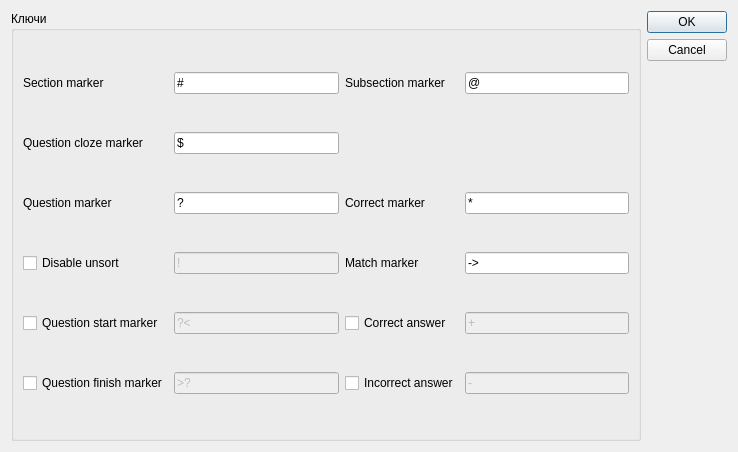
Old version of the form dialogconfig.ui in the repository schmidtevgeny/moodle_question_import.
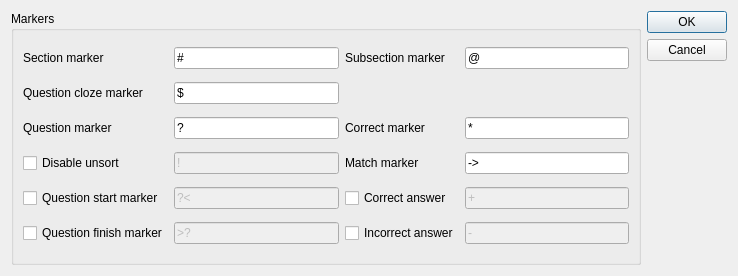
New version of the form.

The edit to the form file:
```diff
--- a/dialogconfig.ui
+++ b/dialogconfig.ui
@@ -7,7 +7,7 @@
     <x>0</x>
     <y>0</y>
     <width>738</width>
-    <height>452</height>
+    <height>276</height>
    </rect>
   </property>
   <property name="windowTitle">
@@ -17,7 +17,7 @@
    <item>
     <widget class="QGroupBox" name="groupBox">
      <property name="title">
-      <string>Ключи</string>
+      <string>Markers</string>
      </property>
      <layout class="QGridLayout" name="gridLayout">
       <item row="4" column="3">
```
Left out of the diff: 6 changed lines with no effect on the pictures.
